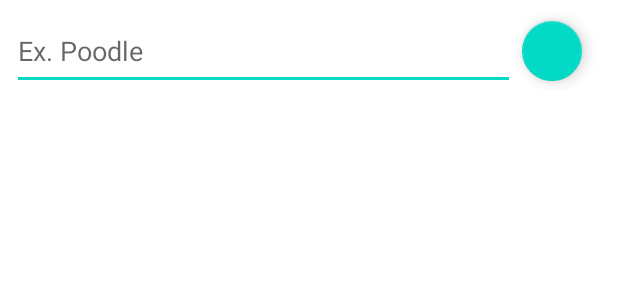
After one commit to ksw5/DoggyPhotos, an Android app: the layout fragment_search.xml on its own in the app's theme, with its tools: preview values and no code run, on a phone screen of 412 x 824 dp. The commit adds this screen. Shown: the top 300 px of the screen. Run offline under Robolectric (Android 15) with nearby library versions, the phone set to English and light mode, and no system bars.

Commit message:
switch to fragments

```diff
--- a/app/build.gradle
+++ b/app/build.gradle
@@ -1,6 +1,7 @@
 plugins {
     id 'com.android.application'
     id 'kotlin-android'
+    id 'androidx.navigation.safeargs.kotlin'
 }
 
 android {
@@ -53,6 +54,9 @@ dependencies {
     implementation 'androidx.appcompat:appcompat:1.3.1'
     implementation 'com.google.android.material:material:1.4.0'
     implementation 'androidx.constraintlayout:constraintlayout:2.1.0'
+    implementation 'androidx.legacy:legacy-support-v4:1.0.0'
+    implementation 'androidx.navigation:navigation-fragment-ktx:2.3.5'
+    implementation 'androidx.navigation:navigation-ui-ktx:2.3.5'
     testImplementation 'junit:junit:4.+'
     androidTestImplementation 'androidx.test.ext:junit:1.1.3'
     androidTestImplementation 'androidx.test.espresso:espresso-core:3.4.0'
--- /dev/null
+++ b/app/src/main/res/layout/fragment_search.xml
@@ -0,0 +1,44 @@
+<?xml version="1.0" encoding="utf-8"?>
+<LinearLayout xmlns:android="http://schemas.android.com/apk/res/android"
+    xmlns:tools="http://schemas.android.com/tools"
+    android:layout_width="match_parent"
+    android:layout_height="match_parent"
+    xmlns:app="http://schemas.android.com/apk/res-auto"
+    tools:context=".SearchFragment"
+    android:layout_margin="8dp"
+    android:id="@+id/fragmentLayout"
+    android:orientation="vertical">
+
+    <!-- TODO: Update blank fragment layout -->
+
+    <androidx.constraintlayout.widget.ConstraintLayout
+        android:layout_width="match_parent"
+        android:layout_height="wrap_content"
+        android:orientation="horizontal">
+
+        <EditText
+            android:id="@+id/userSearch"
+            android:layout_width="335dp"
+            android:layout_height="52dp"
+            android:hint="Ex. Poodle"
+
+            app:layout_constraintBottom_toBottomOf="parent"
+            app:layout_constraintEnd_toStartOf="@+id/floatingActionButton"
+            app:layout_constraintHorizontal_bias="0.004"
+            app:layout_constraintStart_toStartOf="parent"
+            app:layout_constraintTop_toTopOf="parent"
+            app:layout_constraintVertical_bias="0.545" />
+
+        <com.google.android.material.floatingactionbutton.FloatingActionButton
+            android:id="@+id/floatingActionButton"
+            android:layout_width="42dp"
+            android:layout_height="40dp"
+            android:layout_marginEnd="16dp"
+            app:layout_constraintBottom_toBottomOf="parent"
+            app:layout_constraintEnd_toEndOf="parent"
+            app:layout_constraintTop_toTopOf="parent" />
+
+    </androidx.constraintlayout.widget.ConstraintLayout>
+
+
+</LinearLayout>
--- a/app/src/main/res/values/strings.xml
+++ b/app/src/main/res/values/strings.xml
@@ -1,3 +1,5 @@
 <resources>
     <string name="app_name">DoggyPhotos</string>
+    <!-- TODO: Remove or change this placeholder text -->
+    <string name="hello_blank_fragment">Hello blank fragment</string>
 </resources>
--- a/build.gradle
+++ b/build.gradle
@@ -7,6 +7,7 @@ buildscript {
     dependencies {
         classpath "com.android.tools.build:gradle:7.0.2"
         classpath "org.jetbrains.kotlin:kotlin-gradle-plugin:1.5.31"
+        classpath "androidx.navigation:navigation-safe-args-gradle-plugin:2.3.5"
 
         // NOTE: Do not place your application dependencies here; they belong
         // in the individual module build.gradle files
```
Also changed, not shown: app/src/main/java/com/example/doggyphotos/MainActivity.kt (+5 -63 lines), app/src/main/java/com/example/doggyphotos/MainFragment.kt (added, +89 -0 lines), app/src/main/java/com/example/doggyphotos/SearchFragment.kt (added, +32 -0 lines), app/src/main/res/drawable/search_24.xml (added, +10 -0 lines), app/src/main/res/layout/activity_main.xml (+10 -45 lines), app/src/main/res/layout/fragment_main.xml (added, +74 -0 lines), app/src/main/res/navigation/nav_graph.xml (added, +23 -0 lines).
